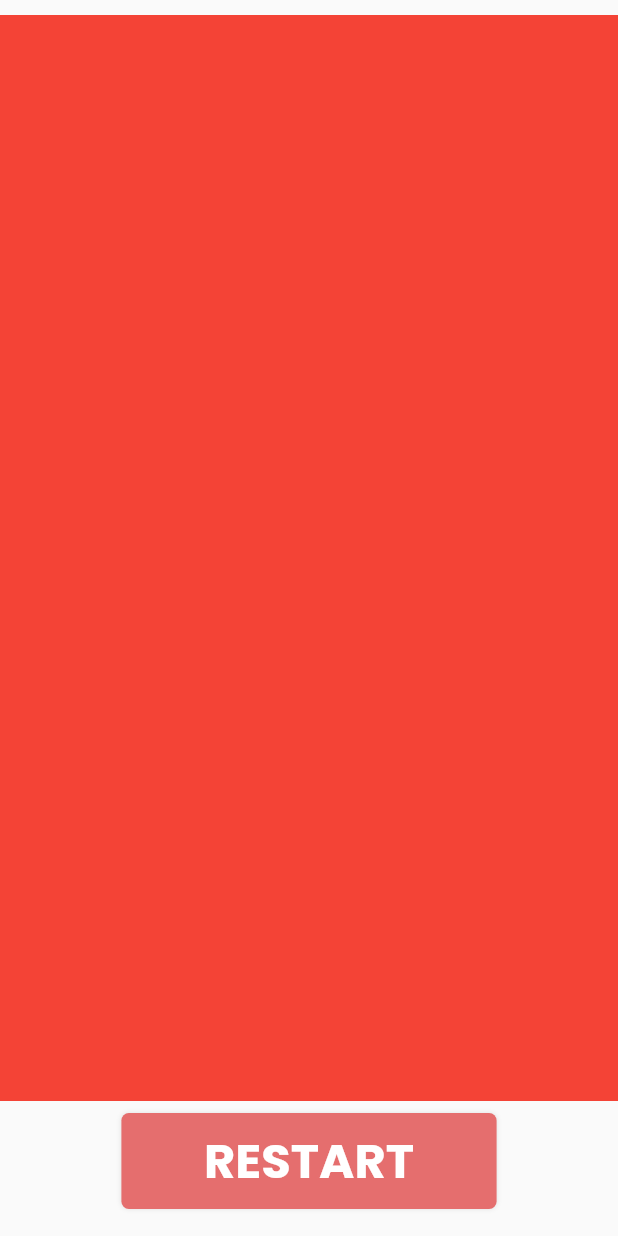
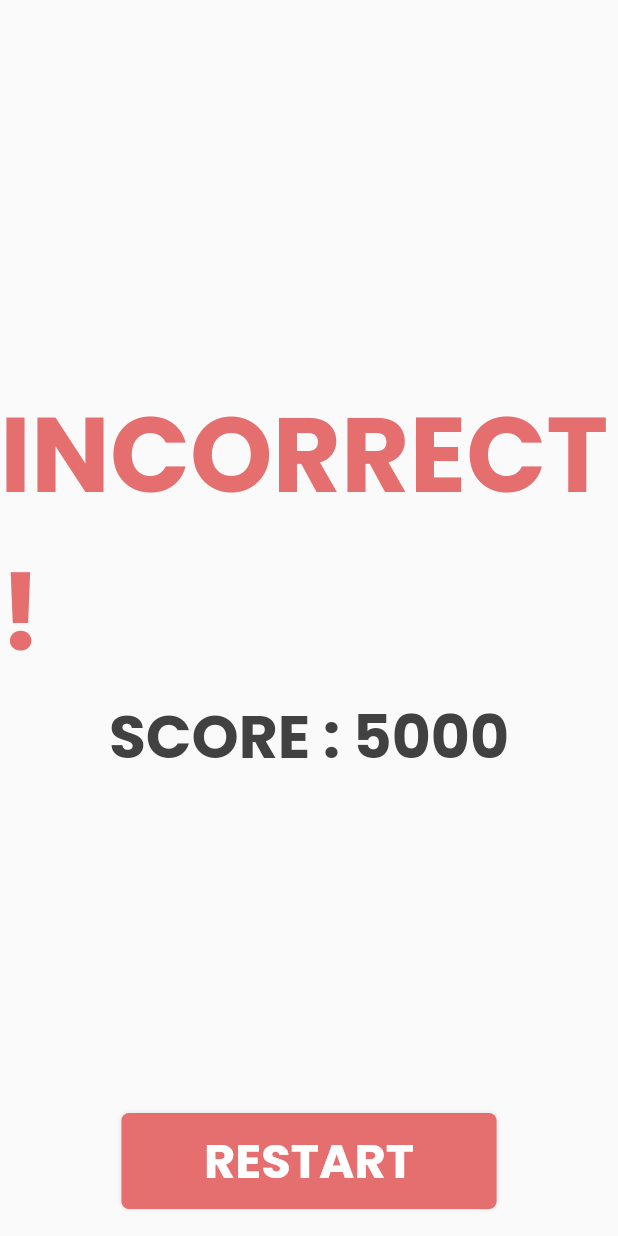
Before and after one commit to idontknowtoobrother/Quick-Math-Flutter-University-Project, a Flutter app: the screen it shows after launch, on a phone screen of 412 x 824 dp. Run offline on Flutter 3.47's test engine with Material 2 defaults, Android fonts, the phone set to English and light mode, and no system bars; our stand-ins replace percent_indicator.

Commit message:
done: lose page

```diff
--- a/lib/lose_page.dart
+++ b/lib/lose_page.dart
@@ -16,15 +16,39 @@ class _LosePageState extends State<LosePage> {
   Widget build(BuildContext context) {
     return SafeArea(
       child: Scaffold(
-        body: Column(
+        body: Center(
+          child: Column(
             children: [
               const SizedBox(
                 height: 10,
               ),
               Expanded(
                 flex: 1,
+                child: Container(),
+              ),
+              Expanded(
+                flex: 2,
                 child: Container(
-                color: Colors.red,
+                  child: Column(
+                    children: [
+                      Text(
+                        widget.text,
+                        style: TextStyle(
+                          fontSize: 70,
+                          fontWeight: FontWeight.bold,
+                          color: colorRed,
+                        ),
+                      ),
+                      Text(
+                        'SCORE : ${widget.score}',
+                        style: TextStyle(
+                          fontSize: 40,
+                          fontWeight: FontWeight.bold,
+                          color: colorGrey,
+                        ),
+                      ),
+                    ],
+                  ),
                 ),
               ),
               Expanded(
@@ -45,6 +69,7 @@ class _LosePageState extends State<LosePage> {
             ],
           ),
         ),
+      ),
     );
   }
 }
```
Lines whose indentation alone changed are shown as unchanged.
